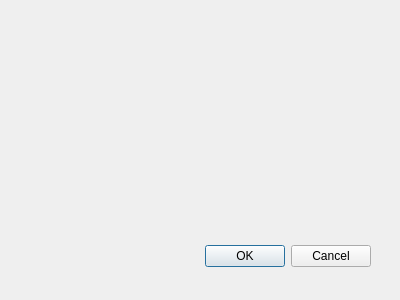
Above: change_admin_pw_dialog.ui from Testorator/Testik before the change. Below: the same form after it.
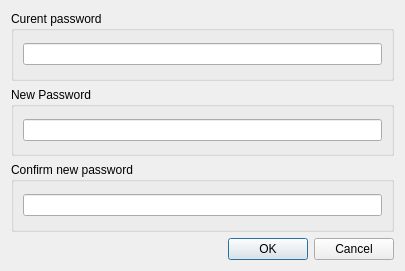
That is the form after the change.

```diff
--- a/change_admin_pw_dialog.ui
+++ b/change_admin_pw_dialog.ui
@@ -8,29 +8,85 @@
    <rect>
     <x>0</x>
     <y>0</y>
-    <width>400</width>
-    <height>300</height>
+    <width>405</width>
+    <height>271</height>
    </rect>
   </property>
   <property name="windowTitle">
    <string>Dialog</string>
   </property>
-  <widget class="QDialogButtonBox" name="buttonBox">
-   <property name="geometry">
-    <rect>
-     <x>30</x>
-     <y>240</y>
-     <width>341</width>
-     <height>32</height>
-    </rect>
-   </property>
-   <property name="orientation">
-    <enum>Qt::Horizontal</enum>
-   </property>
-   <property name="standardButtons">
-    <set>QDialogButtonBox::Cancel|QDialogButtonBox::Ok</set>
-   </property>
-  </widget>
+  <layout class="QGridLayout" name="gridLayout">
+   <item row="3" column="0">
+    <widget class="QDialogButtonBox" name="buttonBox">
+     <property name="orientation">
+      <enum>Qt::Horizontal</enum>
+     </property>
+     <property name="standardButtons">
+      <set>QDialogButtonBox::Cancel|QDialogButtonBox::Ok</set>
+     </property>
+    </widget>
+   </item>
+   <item row="1" column="0">
+    <widget class="QGroupBox" name="groupBox_2">
+     <property name="title">
+      <string>New Password</string>
+     </property>
+     <layout class="QGridLayout" name="gridLayout_5">
+      <item row="0" column="0">
+       <layout class="QGridLayout" name="gridLayout_4">
+        <item row="0" column="0">
+         <widget class="QLineEdit" name="lineEdit_newPW">
+          <property name="echoMode">
+           <enum>QLineEdit::Password</enum>
+          </property>
+         </widget>
+        </item>
+       </layout>
+      </item>
+     </layout>
+    </widget>
+   </item>
+   <item row="0" column="0">
+    <widget class="QGroupBox" name="groupBox">
+     <property name="title">
+      <string>Curent password</string>
+     </property>
+     <layout class="QGridLayout" name="gridLayout_3">
+      <item row="0" column="0">
+       <layout class="QGridLayout" name="gridLayout_2">
+        <item row="0" column="0">
+         <widget class="QLineEdit" name="lineEdit_curPW">
+          <property name="echoMode">
+           <enum>QLineEdit::Password</enum>
+          </property>
+         </widget>
+        </item>
+       </layout>
+      </item>
+     </layout>
+    </widget>
+   </item>
+   <item row="2" column="0">
+    <widget class="QGroupBox" name="groupBox_3">
+     <property name="title">
+      <string>Confirm new password</string>
+     </property>
+     <layout class="QGridLayout" name="gridLayout_7">
+      <item row="0" column="0">
+       <layout class="QGridLayout" name="gridLayout_6">
+        <item row="0" column="0">
+         <widget class="QLineEdit" name="lineEdit_conf_newPW">
+          <property name="echoMode">
+           <enum>QLineEdit::Password</enum>
+          </property>
+         </widget>
+        </item>
+       </layout>
+      </item>
+     </layout>
+    </widget>
+   </item>
+  </layout>
  </widget>
  <pixmapfunction/>
  <resources/>
```
Left out of the diff: 5 changed lines with no effect on the pictures.
